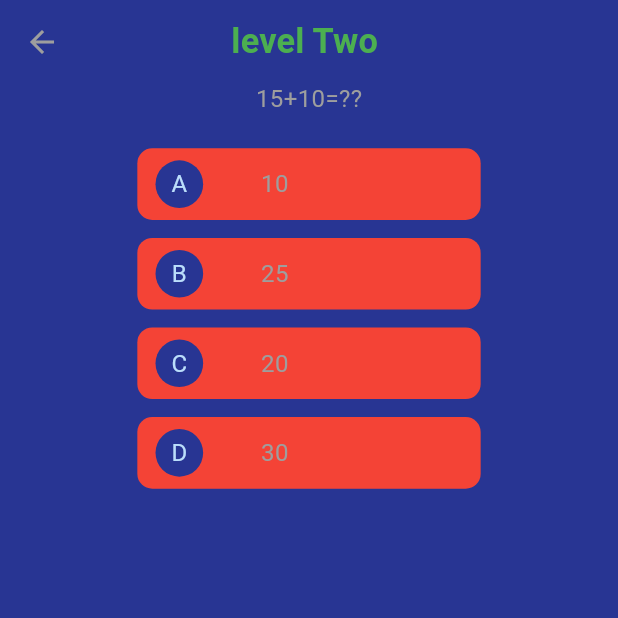
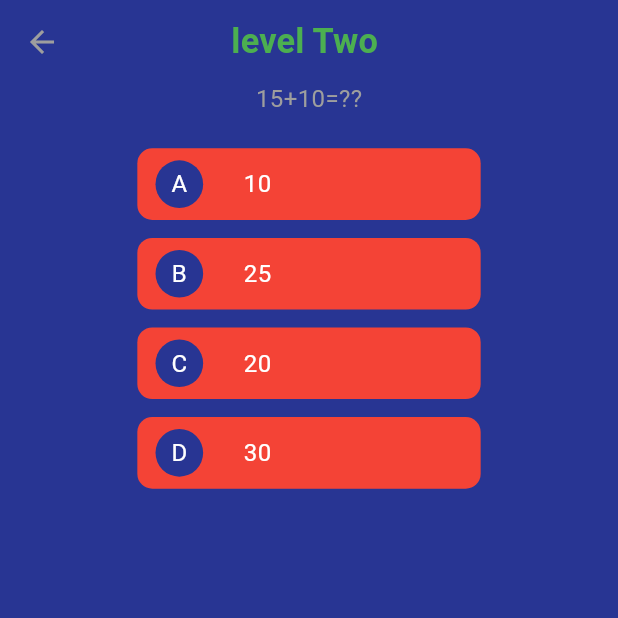
Before and after one commit to MOASTAFABAHER/quiz-app, a Flutter app: the LevelOneScreen screen opened directly, after a tap on the "arrow back" icon, after a tap on "levelTwo", on a phone screen of 412 x 824 dp, the top half of it. Run offline on Flutter 3.47's test engine with Material 2 defaults, Android fonts, the phone set to English and light mode, and no system bars; our stand-ins replace flutter_screenutil, fluttertoast; missing offline and left inert: flutter_polygon, rate_in_stars; network calls fail.

Commit message:
after edit UI

```diff
--- a/lib/classes/all_collors.dart
+++ b/lib/classes/all_collors.dart
@@ -1,7 +1,7 @@
 import 'package:flutter/material.dart';
 
 class AllColors {
-  static var containerSelectedColor = Colors.blue;
+  static var containerSelectedColor = Colors.deepPurple;
   static var containerUnSelected = Colors.blueGrey;
   static var text = Colors.grey[500];
   static var backgroundColor = Colors.indigo[800];
@@ -10,4 +10,7 @@ class AllColors {
   static var sucssesToastColor = Colors.green;
   static var errorToastColor = Colors.red;
   static var warningToastColor = Colors.deepOrange;
+  static var whiteColor = Colors.white;
+  static var greenColor = Colors.green;
+  static var yelloColor = Colors.yellow;
 }
--- a/lib/components/custom-grid-view.dart
+++ b/lib/components/custom-grid-view.dart
@@ -23,6 +23,7 @@ class CustomGriView extends StatelessWidget {
       ),
       children: [
         HexagonShapeText(
+          number: '01',
           grade: gradeLevelOne,
           text: 'LevelOne',
           color: Colors.blue,
@@ -31,6 +32,7 @@ class CustomGriView extends StatelessWidget {
           },
         ),
         HexagonShapeText(
+          number: '02',
           grade: gradelevelTwo,
           text: 'levelTwo',
           color: Colors.deepOrange,
@@ -43,6 +45,7 @@ class CustomGriView extends StatelessWidget {
           },
         ),
         HexagonShapeText(
+          number: '03',
           grade: 0,
           text: 'Level Three',
           color: Colors.greenAccent,
@@ -53,6 +56,7 @@ class CustomGriView extends StatelessWidget {
           },
         ),
         HexagonShapeText(
+          number: '04',
           grade: 0,
           text: 'Level Four',
           color: Colors.grey,
@@ -63,6 +67,7 @@ class CustomGriView extends StatelessWidget {
           },
         ),
         HexagonShapeText(
+          number: '05',
           grade: 0,
           text: 'Level Five',
           color: Colors.red,
@@ -73,6 +78,7 @@ class CustomGriView extends StatelessWidget {
           },
         ),
         HexagonShapeText(
+          number: '06',
           grade: 0,
           text: 'Level Six',
           color: Colors.lightBlue,
@@ -83,6 +89,7 @@ class CustomGriView extends StatelessWidget {
           },
         ),
         HexagonShapeText(
+          number: '07',
           grade: 0,
           text: 'Level Seven',
           color: Colors.deepOrangeAccent,
@@ -93,6 +100,7 @@ class CustomGriView extends StatelessWidget {
           },
         ),
         HexagonShapeText(
+          number: '08',
           grade: 0,
           text: 'Level Eight',
           color: Colors.deepPurple,
--- a/lib/components/hexagonshape.dart
+++ b/lib/components/hexagonshape.dart
@@ -6,16 +6,17 @@ import 'package:flutter_screenutil/flutter_screenutil.dart';
 import 'package:quizapplication/classes/all_collors.dart';
 import 'package:quizapplication/components/custom_text.dart';
 
-
 import 'star.dart';
 
 class HexagonShapeText extends StatelessWidget {
   String text;
+  String number;
   var color;
   var function;
   double grade;
   HexagonShapeText(
-      {required this.text,
+      {required this.number,
+      required this.text,
       required this.color,
       this.function,
       required this.grade});
@@ -39,10 +40,25 @@ class HexagonShapeText extends StatelessWidget {
                   rotate: 70,
                 )),
             child: Center(
-                child: CustomText(
-              data: text,
-              fontSize: 20.sp,
-              fontWeight: FontWeight.bold,
+                child: Column(
+              mainAxisAlignment: MainAxisAlignment.center,
+              children: [
+                CustomText(
+                  color: AllColors.whiteColor,
+                  data: text,
+                  fontSize: 20.sp,
+                  fontWeight: FontWeight.w900,
+                ),
+                SizedBox(
+                  height: 5.h,
+                ),
+                CustomText(
+                  color: AllColors.whiteColor,
+                  data: number,
+                  fontSize: 20.sp,
+                  fontWeight: FontWeight.w900,
+                ),
+              ],
             )),
           ),
         ],
--- a/lib/components/one_button.dart
+++ b/lib/components/one_button.dart
@@ -14,12 +14,14 @@ class OneButton extends StatefulWidget {
   var color;
   var textColor;
   var function;
+  var fontWeight;
 
   double? fontSize;
   String data;
 
   OneButton(
       {this.letter,
+      this.fontWeight,
       required this.data,
       required this.width,
       required this.height,
@@ -54,20 +56,22 @@ class _OneButtonState extends State<OneButton> {
                   ? CircleAvatar(
                       backgroundColor: AllColors.backgroundColor,
                       child: CustomText(
+                        color: AllColors.whiteColor,
                         data: widget.letter,
                       ),
                     )
                   : SizedBox(
-                      width: 50.w,
+                      width: 30.w,
                     ),
               SizedBox(
-                width: 30.w,
+                width: 20.w,
               ),
               Center(
                   child: CustomText(
+                fontWeight: widget.fontWeight,
                 data: widget.data,
                 fontSize: widget.fontSize,
-                color: AllColors.text,
+                color: AllColors.whiteColor,
               )),
             ],
           ),
--- a/lib/screens/home_screen.dart
+++ b/lib/screens/home_screen.dart
@@ -36,7 +36,7 @@ class HomeScreen extends StatelessWidget {
         title: CustomText(
           data: 'Levels',
           fontWeight: FontWeight.bold,
-          color: Colors.green,
+          color: AllColors.greenColor,
         ),
       ),
       backgroundColor: AllColors.backgroundColor,
--- a/lib/screens/level_one_scree.dart
+++ b/lib/screens/level_one_scree.dart
@@ -3,6 +3,7 @@ import 'package:flutter/src/widgets/container.dart';
 import 'package:flutter/src/widgets/framework.dart';
 import 'package:flutter_screenutil/flutter_screenutil.dart';
 import 'package:quizapplication/classes/levels_data.dart';
+import 'package:quizapplication/components/grade-view.dart';
 import 'package:quizapplication/components/one_button.dart';
 import 'package:quizapplication/screens/home_screen.dart';
 import 'package:quizapplication/utils/app_navigator.dart';
@@ -45,21 +46,21 @@ class _LevelOneScreenState extends State<LevelOneScreen> {
             ),
           ),
           centerTitle: true,
-        title: CustomText(
+          title: questionCounter != 6
+              ? CustomText(
                   data: 'level One ',
                   fontWeight: FontWeight.bold,
-          color: Colors.green,
-        ),
-      ),
+                  color: AllColors.greenColor,
+                )
+              : CustomText(
+                  data: 'Results',
+                  color: AllColors.greenColor,
+                )),
       backgroundColor: AllColors.backgroundColor,
-      body: Center(
-        child: questionCounter == 6
-            ? CustomText(
-                data: 'your Grade is $grade \\6 ',
-                fontSize: 18.sp,
-                color: AllColors.text,
-              )
-            : Column(
+      body: questionCounter == 6
+          ? Gradview(grade: grade)
+          : Center(
+              child: Column(
                 children: [
                   CustomText(
                     data: '${levelOneData['Question${questionCounter}']}',
@@ -68,7 +69,8 @@ class _LevelOneScreenState extends State<LevelOneScreen> {
                   SizedBox(
                     height: 20.h,
                   ),
-                  OneButton(letter: 'A',
+                  OneButton(
+                      letter: 'A',
                       function: () {
                         setState(() {
                           if (levelOneData['AnswerA${counterA}IsTrue'] ==
@@ -91,7 +93,8 @@ class _LevelOneScreenState extends State<LevelOneScreen> {
                   SizedBox(
                     height: 10.h,
                   ),
-                  OneButton(letter: 'B',
+                  OneButton(
+                      letter: 'B',
                       function: () {
                         setState(() {
                           if (levelOneData['AnswerB${counterB}IsTrue'] ==
@@ -113,7 +116,8 @@ class _LevelOneScreenState extends State<LevelOneScreen> {
                   SizedBox(
                     height: 10.h,
                   ),
-                  OneButton(letter: 'C',
+                  OneButton(
+                      letter: 'C',
                       function: () {
                         setState(() {
                           if (levelOneData['AnswerC${counterC}IsTrue'] ==
@@ -137,7 +141,8 @@ class _LevelOneScreenState extends State<LevelOneScreen> {
                   SizedBox(
                     height: 10.h,
                   ),
-                  OneButton(letter: 'D',
+                  OneButton(
+                      letter: 'D',
                       function: () {
                         setState(() {
                           if (levelOneData['AnswerD${counterD}IsTrue'] ==
--- a/lib/screens/level_two_screen.dart
+++ b/lib/screens/level_two_screen.dart
@@ -3,6 +3,7 @@ import 'package:flutter/src/widgets/container.dart';
 import 'package:flutter/src/widgets/framework.dart';
 import 'package:flutter_screenutil/flutter_screenutil.dart';
 import 'package:quizapplication/classes/levels_data.dart';
+import 'package:quizapplication/components/grade-view.dart';
 import 'package:quizapplication/screens/home_screen.dart';
 import 'package:quizapplication/utils/app_navigator.dart';
 
@@ -49,20 +50,21 @@ class _LevelTwoScreenState extends State<LevelTwoScreen> {
           ),
         ),
         centerTitle: true,
-        title: CustomText(
-          data: 'level Two ',
-          fontWeight: FontWeight.bold,
-          color: Colors.green,
-        ),
+        title: questionCounter != 6
+            ? CustomText(
+                data: 'level Two ',
+                fontWeight: FontWeight.bold,
+                color: AllColors.greenColor,
+              )
+            : CustomText(
+                data: 'Results',
+                color: AllColors.greenColor,
+              ),
       ),
       backgroundColor: AllColors.backgroundColor,
       body: Center(
         child: questionCounter == 6
-            ? CustomText(
-                data: 'your Grade is $grade \\6',
-                fontSize: 18.sp,
-                color: AllColors.text,
-              )
+            ? Gradview(grade: grade)
             : Column(
                 children: [
                   CustomText(
```
Also changed, not shown: lib/components/grade-view.dart (added, +97 -0 lines), lib/screens/wellcome_screen.dart (+5 -3 lines). Lines whose indentation alone changed are shown as unchanged.
